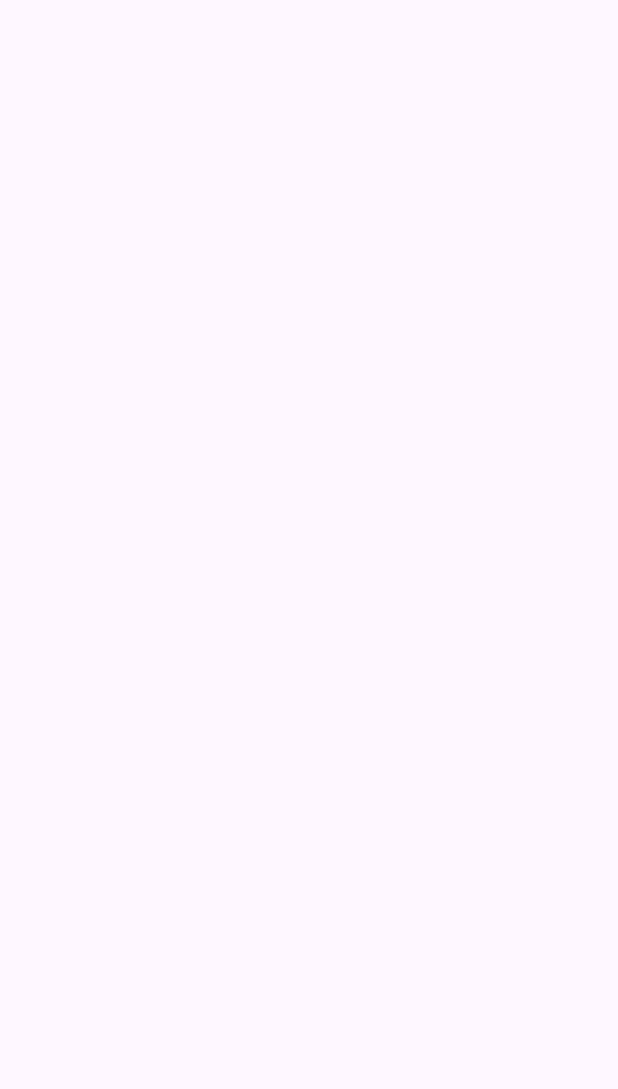
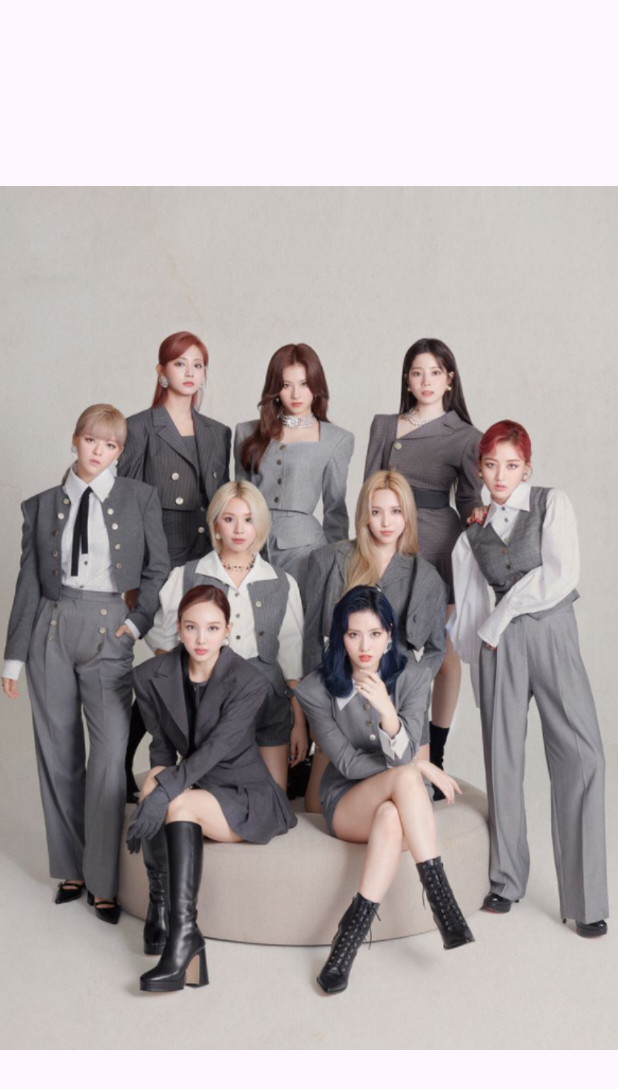
Before and after one commit to nanami-tomoe/Android-Practice, an Android app: the screen it shows after launch (SplashActivity), on a phone screen of 412 x 824 dp. Before the commit the part shown is empty. Shown: the top 1089 px of the screen. Run offline under Robolectric (Android 15) with nearby library versions, the phone set to English and light mode, and no system bars.

Commit message:
feat: Splash 화면에 splash 이미지뷰 추가

```diff
--- a/Android_Cotlin_Foundation/TWICE/app/src/main/res/layout/activity_splash.xml
+++ b/Android_Cotlin_Foundation/TWICE/app/src/main/res/layout/activity_splash.xml
@@ -8,4 +8,9 @@
     android:layout_height="match_parent"
     tools:context=".SplashActivity">
 
+  <ImageView
+      android:src="@drawable/splash"
+      android:layout_width="match_parent"
+      android:layout_height="match_parent"/>
+
   </androidx.constraintlayout.widget.ConstraintLayout>
```
